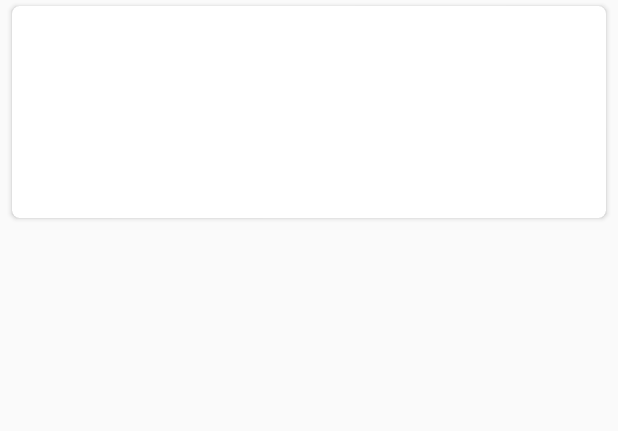
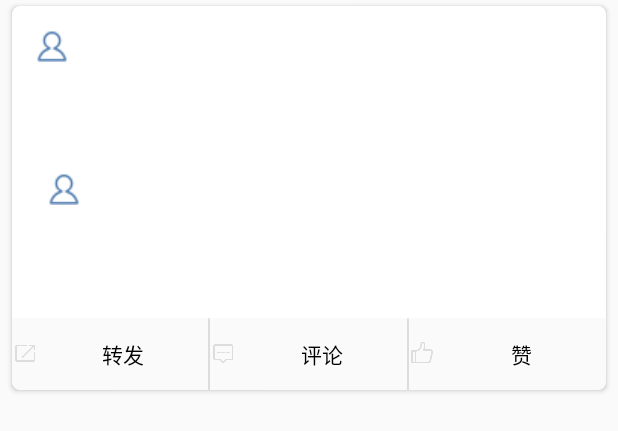
Before and after one commit to zkx34/WeMate, an Android app: the layout card_view.xml on its own in the app's theme, with its tools: preview values and no code run, on a phone screen of 412 x 824 dp. Shown: the top 431 px of the screen. Run offline under Robolectric (Android 15) with nearby library versions, the phone set to English and light mode, and no system bars.

Commit message:
改善了显示

```diff
--- a/app/src/main/java/com/zkx/weipo/app/Constants.java
+++ b/app/src/main/java/com/zkx/weipo/app/Constants.java
@@ -25,7 +25,7 @@ package com.zkx.weipo.app;
 public interface Constants {
 
     /** 当前 DEMO 应用的 APP_KEY，第三方应用应该使用自己的 APP_KEY 替换该 APP_KEY */
-    public static final String APP_KEY      = "2477683062";
+    String APP_KEY      = "2477683062";
 
     /**
      * 当前 DEMO 应用的回调页，第三方应用可以使用自己的回调页。
@@ -36,7 +36,7 @@ public interface Constants {
      * 建议使用默认回调页：https://api.weibo.com/oauth2/default.html
      * </p>
      */
-    public static final String REDIRECT_URL = "https://api.weibo.com/oauth2/default.html";
+    String REDIRECT_URL = "https://api.weibo.com/oauth2/default.html";
 
     /**
      * Scope 是 OAuth2.0 授权机制中 authorize 接口的一个参数。通过 Scope，平台将开放更多的微博
@@ -51,7 +51,7 @@ public interface Constants {
      * 有关哪些 OpenAPI 需要权限申请，请查看：http://open.weibo.com/wiki/%E5%BE%AE%E5%8D%9AAPI
      * 关于 Scope 概念及注意事项，请查看：http://open.weibo.com/wiki/Scope
      */
-    public static final String SCOPE =
+    String SCOPE =
             "email,direct_messages_read,direct_messages_write,"
             + "friendships_groups_read,friendships_groups_write,statuses_to_me_read,"
             + "follow_app_official_microblog," + "invitation_write";
--- a/app/src/main/java/com/zkx/weipo/app/MyRecyclerViewAdapter.java
+++ b/app/src/main/java/com/zkx/weipo/app/MyRecyclerViewAdapter.java
@@ -6,6 +6,7 @@ import android.text.Html;
 import android.view.LayoutInflater;
 import android.view.View;
 import android.view.ViewGroup;
+import android.widget.ImageView;
 import android.widget.LinearLayout;
 import android.widget.TextView;
 import com.zkx.weipo.app.openapi.models.StatusList;
@@ -36,6 +37,7 @@ public class MyRecyclerViewAdapter extends RecyclerView.Adapter<MyRecyclerViewAd
 
     @Override
     public void onBindViewHolder(ViewHolder viewHolder, int i) {
+
         viewHolder.content.setText(Html.fromHtml(Tools.atBlue(testDatas.statusList.get(i).text)));
         viewHolder.name.setText(testDatas.statusList.get(i).user.name);
         viewHolder.time.setText(Tools.getTimeStr(Tools.strToDate(testDatas.statusList.get(i).created_at), new Date()));
@@ -64,11 +66,14 @@ public class MyRecyclerViewAdapter extends RecyclerView.Adapter<MyRecyclerViewAd
         TextView time;
         TextView source;
         TextView retweeted_detail;
+        ImageView userhead;
+
 
         public ViewHolder(View itemView) {
             super(itemView);
             cardView=(CardView)itemView.findViewById(R.id.id_CardView);
             content=(TextView)itemView.findViewById(R.id.id_content);
+            userhead=(ImageView)itemView.findViewById(R.id.user_headimg);
             name=(TextView)itemView.findViewById(R.id.id_name);
             time=(TextView)itemView.findViewById(R.id.id_time);
             source=(TextView)itemView.findViewById(R.id.id_source);
--- a/app/src/main/java/com/zkx/weipo/app/openapi/legacy/GroupAPI.java
+++ b/app/src/main/java/com/zkx/weipo/app/openapi/legacy/GroupAPI.java
@@ -126,7 +126,7 @@ public class GroupAPI extends AbsOpenAPI {
     }
     // TODO 批量获取某些用户在指定用户的好友分组中的收录信息
     public void listed() {
-    };
+    }
 
     /**
      * 获取当前登陆用户某个分组的详细信息。
--- a/app/src/main/java/com/zkx/weipo/app/openapi/models/IParseable.java
+++ b/app/src/main/java/com/zkx/weipo/app/openapi/models/IParseable.java
@@ -19,6 +19,6 @@ package com.zkx.weipo.app.openapi.models;
 import org.json.JSONObject;
 
 public interface IParseable {
-    public Object parse(String parseString);
-    public Object parse(JSONObject jsonObject);
+    Object parse(String parseString);
+    Object parse(JSONObject jsonObject);
 }
--- /dev/null
+++ b/app/src/main/res/drawable/divider.xml
@@ -0,0 +1,6 @@
+<?xml version="1.0" encoding="utf-8"?>
+<shape xmlns:android="http://schemas.android.com/apk/res/android">
+    <solid android:color="#f5f5f5" />
+    <size android:width="1dp"
+            android:height="1dp"/>
+</shape>
--- a/app/src/main/res/layout/card_view.xml
+++ b/app/src/main/res/layout/card_view.xml
@@ -15,13 +15,27 @@
 
     <LinearLayout
             android:layout_width="match_parent"
+            android:layout_height="wrap_content"
+            android:orientation="vertical">
+
+        <LinearLayout
+                android:layout_width="match_parent"
                 android:layout_height="match_parent"
                 android:orientation="vertical"
-                android:layout_margin="16dp">
+                android:layout_marginTop="16dp"
+                android:layout_marginLeft="16dp"
+                android:layout_marginRight="16dp">
 
-                <RelativeLayout
+            <LinearLayout
+                    android:orientation="horizontal"
                     android:layout_width="match_parent"
                     android:layout_height="wrap_content">
+
+                <ImageView
+                        android:id="@+id/user_headimg"
+                        android:layout_width="wrap_content"
+                        android:layout_height="wrap_content"
+                        android:src="@drawable/timeline_card_small_profile"/>
 
                 <TextView
                         android:layout_width="match_parent"
@@ -29,25 +43,34 @@
                         android:id="@+id/id_name"
                         android:textSize="16sp"
                         android:textColor="#000000"
-                                android:layout_alignParentTop="true"
-                                android:layout_alignParentLeft="true"/>
+                        android:layout_marginLeft="8dp"/>
+
+            </LinearLayout>
+
+            <LinearLayout
+                    android:layout_width="match_parent"
+                    android:layout_height="wrap_content"
+                    android:orientation="horizontal"
+                    android:layout_marginTop="8dp">
+
                 <TextView
                         android:layout_width="wrap_content"
                         android:layout_height="wrap_content"
                         android:id="@+id/id_time"
-                                android:textSize="14sp"
-                                android:layout_below="@+id/id_name"
-                                android:layout_alignParentStart="true"/>
+                        android:textSize="14sp"/>
                 <TextView
                         android:layout_width="wrap_content"
                         android:layout_height="wrap_content"
                         android:id="@+id/id_source"
                         android:textSize="14sp"
-                                android:layout_below="@+id/id_name"
-                                android:layout_toEndOf="@+id/id_time"
                         android:layout_marginLeft="8dp"/>
-                </RelativeLayout>
 
+            </LinearLayout>
+
+            <LinearLayout
+                    android:layout_width="match_parent"
+                    android:layout_height="wrap_content"
+                    android:orientation="vertical">
 
                 <TextView
                         android:id="@+id/id_content"
@@ -57,10 +80,19 @@
                         android:layout_marginTop="16dp"
                         android:textColor="#000000"/>
 
+                <ImageView
+                        android:id="@+id/content_img"
+                        android:layout_width="wrap_content"
+                        android:layout_height="wrap_content"
+                        android:src="@drawable/timeline_card_small_profile"
+                        android:layout_margin="8dp"/>
+            </LinearLayout>
+
+
             <LinearLayout
                     android:orientation="vertical"
                     android:id="@+id/inside_content"
-                        android:layout_width="wrap_content"
+                    android:layout_width="match_parent"
                     android:layout_height="wrap_content"
                     android:background="@drawable/shape"
                     android:layout_marginTop="8dp"
@@ -72,10 +104,52 @@
                         android:layout_width="match_parent"
                         android:layout_height="wrap_content"
                         android:textSize="16sp"/>
+                <ImageView
+                        android:id="@+id/retweeted_img"
+                        android:layout_width="wrap_content"
+                        android:layout_height="wrap_content"
+                        android:src="@drawable/timeline_card_small_profile"
+                        android:layout_marginTop="8dp"/>
             </LinearLayout>
-
 
         </LinearLayout>
 
+        <LinearLayout
+                android:layout_width="match_parent"
+                android:layout_height="wrap_content"
+                android:orientation="horizontal"
+                android:divider="@drawable/divider"
+                android:showDividers="middle"
+                android:layout_marginTop="8dp"
+                >
+            <Button
+                    android:layout_width="wrap_content"
+                    android:layout_height="wrap_content"
+                    android:layout_weight="1"
+                    android:id="@+id/btn_retweet"
+                    android:background="#fafafa"
+                    android:text="转发"
+                    android:drawableLeft="@mipmap/timeline_icon_retweet_disable"
+                    />
+            <Button
+                    android:layout_width="wrap_content"
+                    android:layout_height="wrap_content"
+                    android:layout_weight="1"
+                    android:id="@+id/btn_comment"
+                    android:background="#fafafa"
+                    android:text="评论"
+                    android:drawableLeft="@mipmap/timeline_icon_comment_disable"/>
+            <Button
+                    android:layout_width="wrap_content"
+                    android:layout_height="wrap_content"
+                    android:layout_weight="1"
+                    android:background="#fafafa"
+                    android:id="@+id/btn_zan"
+                    android:text="赞"
+                    android:gravity="center"
+                    android:drawableLeft="@mipmap/timeline_icon_like_disable"/>
+        </LinearLayout>
+
+    </LinearLayout>
 
 </android.support.v7.widget.CardView>
```
Also changed, not shown: app/src/main/res/drawable/timeline_card_small_profile.png (added), app/src/main/res/mipmap-xxhdpi/timeline_icon_comment.png (added), app/src/main/res/mipmap-xxhdpi/timeline_icon_comment_disable.png (added), app/src/main/res/mipmap-xxhdpi/timeline_icon_like.png (added), app/src/main/res/mipmap-xxhdpi/timeline_icon_like_disable.png (added), app/src/main/res/mipmap-xxhdpi/timeline_icon_retweet.png (added), app/src/main/res/mipmap-xxhdpi/timeline_icon_retweet_disable.png (added). Lines whose indentation alone changed are shown as unchanged.
